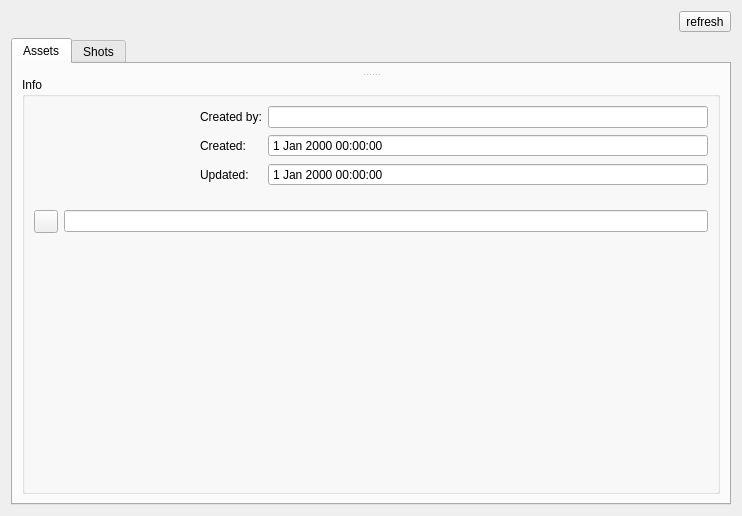
This is src/jukeboxcore/gui/widgets/filebrowser.ui in JukeboxPipeline/jukebox-core as Qt 5 draws it before an edit. The edited form follows.
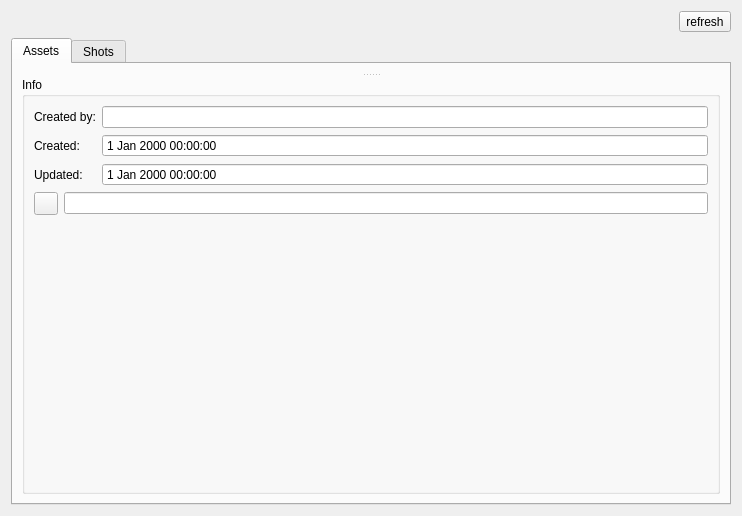
This is the edited form.

Diff of the .ui file:
```diff
--- a/src/jukeboxcore/gui/widgets/filebrowser.ui
+++ b/src/jukeboxcore/gui/widgets/filebrowser.ui
@@ -73,76 +73,11 @@
           </property>
           <layout class="QHBoxLayout" name="asset_info_hbox">
            <item>
-            <layout class="QGridLayout" name="asset_info_grid">
+            <layout class="QGridLayout" name="asset_info_grid" columnstretch="0,0,1,0">
              <property name="sizeConstraint">
               <enum>QLayout::SetDefaultConstraint</enum>
              </property>
-             <item row="0" column="0" rowspan="4" colspan="2">
-              <widget class="QLabel" name="asset_thumb_lb">
-               <property name="sizePolicy">
-                <sizepolicy hsizetype="Fixed" vsizetype="Fixed">
-                 <horstretch>0</horstretch>
-                 <verstretch>0</verstretch>
-                </sizepolicy>
-               </property>
-               <property name="minimumSize">
-                <size>
-                 <width>160</width>
-                 <height>90</height>
-                </size>
-               </property>
-               <property name="frameShape">
-                <enum>QFrame::NoFrame</enum>
-               </property>
-               <property name="alignment">
-                <set>Qt::AlignCenter</set>
-               </property>
-              </widget>
-             </item>
-             <item row="0" column="3">
-              <widget class="QLineEdit" name="asset_created_by_le">
-               <property name="sizePolicy">
-                <sizepolicy hsizetype="Expanding" vsizetype="Fixed">
-                 <horstretch>0</horstretch>
-                 <verstretch>0</verstretch>
-                </sizepolicy>
-               </property>
-               <property name="readOnly">
-                <bool>true</bool>
-               </property>
-              </widget>
-             </item>
-             <item row="1" column="2">
-              <widget class="QLabel" name="asset_created_lb">
-               <property name="text">
-                <string>Created:</string>
-               </property>
-              </widget>
-             </item>
-             <item row="1" column="3">
-              <widget class="QDateTimeEdit" name="asset_created_dte">
-               <property name="sizePolicy">
-                <sizepolicy hsizetype="Expanding" vsizetype="Fixed">
-                 <horstretch>0</horstretch>
-                 <verstretch>0</verstretch>
-                </sizepolicy>
-               </property>
-               <property name="readOnly">
-                <bool>true</bool>
-               </property>
-               <property name="buttonSymbols">
-                <enum>QAbstractSpinBox::NoButtons</enum>
-               </property>
-              </widget>
-             </item>
-             <item row="2" column="2">
-              <widget class="QLabel" name="asset_updated_lb">
-               <property name="text">
-                <string>Updated:</string>
-               </property>
-              </widget>
-             </item>
-             <item row="5" column="3">
+             <item row="4" column="3">
               <spacer name="verticalSpacer">
                <property name="orientation">
                 <enum>Qt::Vertical</enum>
@@ -158,50 +93,14 @@
                </property>
               </spacer>
              </item>
-             <item row="0" column="2">
-              <widget class="QLabel" name="asset_created_by_lb">
-               <property name="text">
-                <string>Created by:</string>
-               </property>
-              </widget>
-             </item>
-             <item row="2" column="3">
-              <widget class="QDateTimeEdit" name="asset_updated_dte">
-               <property name="sizePolicy">
-                <sizepolicy hsizetype="Expanding" vsizetype="Fixed">
-                 <horstretch>0</horstretch>
-                 <verstretch>0</verstretch>
-                </sizepolicy>
-               </property>
-               <property name="buttonSymbols">
-                <enum>QAbstractSpinBox::NoButtons</enum>
-               </property>
-              </widget>
-             </item>
-             <item row="3" column="2">
-              <spacer name="verticalSpacer_3">
-               <property name="orientation">
-                <enum>Qt::Vertical</enum>
-               </property>
-               <property name="sizeType">
-                <enum>QSizePolicy::Fixed</enum>
-               </property>
-               <property name="sizeHint" stdset="0">
-                <size>
-                 <width>20</width>
-                 <height>12</height>
-                </size>
-               </property>
-              </spacer>
-             </item>
-             <item row="4" column="0">
+             <item row="3" column="0">
               <widget class="QToolButton" name="asset_open_path_tb">
                <property name="text">
                 <string/>
                </property>
               </widget>
              </item>
-             <item row="4" column="1" colspan="3">
+             <item row="3" column="1" colspan="3">
               <widget class="QLineEdit" name="asset_path_le">
                <property name="sizePolicy">
                 <sizepolicy hsizetype="Preferred" vsizetype="Fixed">
@@ -214,6 +113,69 @@
                </property>
               </widget>
              </item>
+             <item row="0" column="0" colspan="2">
+              <widget class="QLabel" name="asset_created_by_lb">
+               <property name="text">
+                <string>Created by:</string>
+               </property>
+              </widget>
+             </item>
+             <item row="1" column="0" colspan="2">
+              <widget class="QLabel" name="asset_created_lb">
+               <property name="text">
+                <string>Created:</string>
+               </property>
+              </widget>
+             </item>
+             <item row="2" column="0" colspan="2">
+              <widget class="QLabel" name="asset_updated_lb">
+               <property name="text">
+                <string>Updated:</string>
+               </property>
+              </widget>
+             </item>
+             <item row="0" column="2" colspan="2">
+              <widget class="QLineEdit" name="asset_created_by_le">
+               <property name="sizePolicy">
+                <sizepolicy hsizetype="Expanding" vsizetype="Fixed">
+                 <horstretch>0</horstretch>
+                 <verstretch>0</verstretch>
+                </sizepolicy>
+               </property>
+               <property name="readOnly">
+                <bool>true</bool>
+               </property>
+              </widget>
+             </item>
+             <item row="1" column="2" colspan="2">
+              <widget class="QDateTimeEdit" name="asset_created_dte">
+               <property name="sizePolicy">
+                <sizepolicy hsizetype="Expanding" vsizetype="Fixed">
+                 <horstretch>0</horstretch>
+                 <verstretch>0</verstretch>
+                </sizepolicy>
+               </property>
+               <property name="readOnly">
+                <bool>true</bool>
+               </property>
+               <property name="buttonSymbols">
+                <enum>QAbstractSpinBox::NoButtons</enum>
+               </property>
+              </widget>
+             </item>
+             <item row="2" column="2" colspan="2">
+              <widget class="QDateTimeEdit" name="asset_updated_dte">
+               <property name="sizePolicy">
+                <sizepolicy hsizetype="Expanding" vsizetype="Fixed">
+                 <horstretch>0</horstretch>
+                 <verstretch>0</verstretch>
+                </sizepolicy>
+               </property>
+               <property name="buttonSymbols">
+                <enum>QAbstractSpinBox::NoButtons</enum>
+               </property>
+              </widget>
+             </item>
             </layout>
            </item>
           </layout>
```
